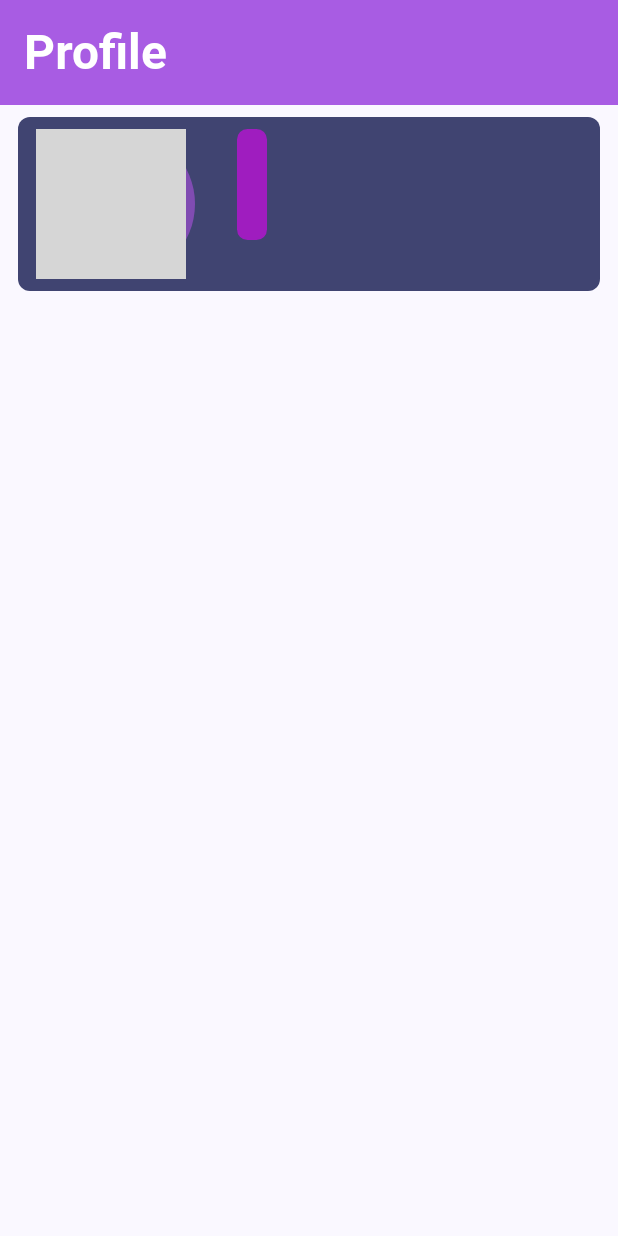
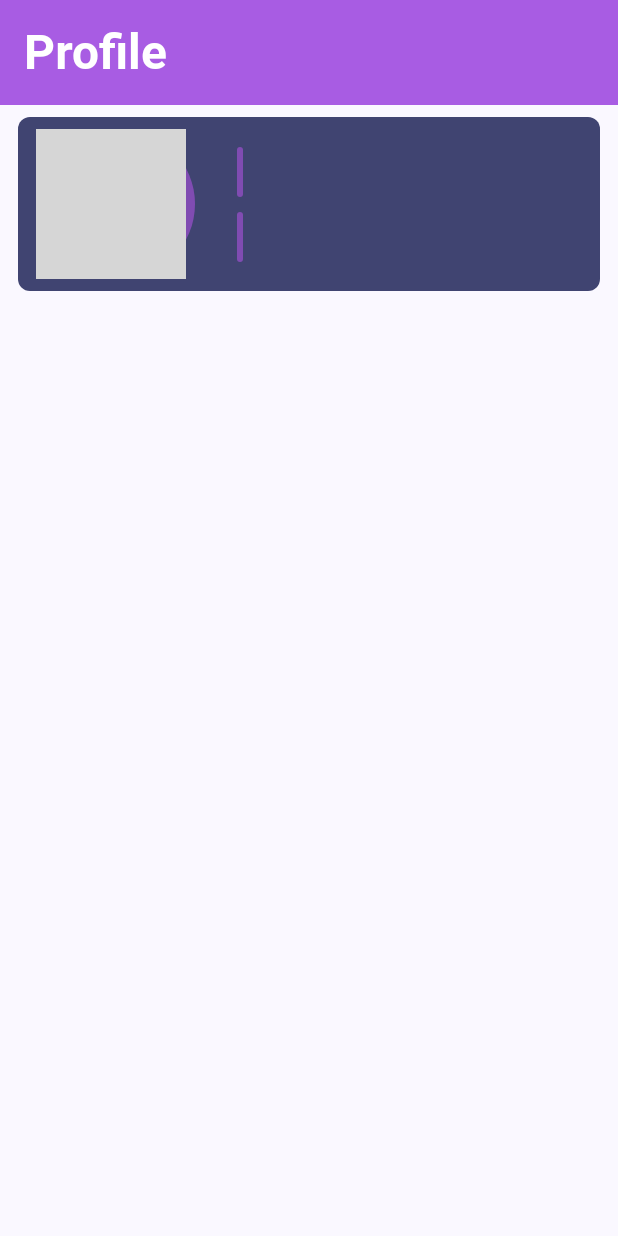
Before and after one commit to graart124/anitasks, an Android app built with Jetpack Compose: the composable ProfileScreen shown on its own in the app's theme, on a phone screen of 412 x 824 dp. Run offline under Robolectric (Android 15) with nearby library versions, the phone set to English and light mode, and no system bars; our stand-ins replace Dagger/Hilt's generated code, Room's generated code; libraries missing offline, so code that uses them is left out: com.ramcosta.composedestinations; 5 statements that could not run were skipped; grey boxes are pictures that could not be loaded.

Commit message:
ProfileScreen

```diff
--- a/app/src/main/java/com/example/anitasks/screens/profile/ProfileScreen.kt
+++ b/app/src/main/java/com/example/anitasks/screens/profile/ProfileScreen.kt
@@ -1,11 +1,14 @@
 package com.example.anitasks.screens.profile
 
 import androidx.compose.foundation.background
+import androidx.compose.foundation.layout.Arrangement
 import androidx.compose.foundation.layout.Box
 import androidx.compose.foundation.layout.Column
 import androidx.compose.foundation.layout.Row
 import androidx.compose.foundation.layout.Spacer
+import androidx.compose.foundation.layout.fillMaxSize
 import androidx.compose.foundation.layout.fillMaxWidth
+import androidx.compose.foundation.layout.height
 import androidx.compose.foundation.layout.offset
 import androidx.compose.foundation.layout.padding
 import androidx.compose.foundation.layout.size
@@ -29,6 +32,7 @@ import coil.compose.AsyncImage
 import com.example.anitasks.R
 import com.example.anitasks.ui.components.TopAppBar
 import com.example.anitasks.ui.theme.AppTextStyle
+import com.example.anitasks.ui.theme.Background
 import com.example.anitasks.ui.theme.NavBarColor
 import com.example.anitasks.ui.theme.Primary
 import com.example.anitasks.ui.theme.PurpleDark
@@ -56,7 +60,8 @@ fun ProfileScreen(
                     .padding(horizontal = 12.dp)
                     .padding(top = 8.dp)
                     .background(color = PurpleDark, shape = RoundedCornerShape(8.dp))
-                    .padding(horizontal = 12.dp, vertical = 8.dp)
+                    .padding(horizontal = 12.dp, vertical = 8.dp),
+                verticalAlignment = Alignment.CenterVertically
             ) {
                 Box(modifier = Modifier.size(100.dp), contentAlignment = Alignment.Center) {
                     Box(
@@ -76,9 +81,13 @@ fun ProfileScreen(
                     )
                 }
                 Spacer(modifier = Modifier.width(34.dp))
-                Column {
-                    //texts
+                Column(
+                    verticalArrangement = Arrangement.Center,
+                    horizontalAlignment = Alignment.Start
+                ) {
                     TextInfo(label = state.user?.displayName)
+                    Spacer(modifier = Modifier.height(10.dp))
+                    TextInfo(label = state.user?.email)
                 }
             }
         }
@@ -91,13 +100,13 @@ fun TextInfo(
 ) {
     Box(
         modifier = Modifier
-            .background(color = Primary, shape = RoundedCornerShape(7.dp))
-            .padding(horizontal = 10.dp, vertical = 16.dp),
+            .background(color = NavBarColor, shape = RoundedCornerShape(4.dp))
+            .padding(horizontal = 2.dp, vertical = 7.dp),
         contentAlignment = Alignment.Center
     ) {
         Text(
-            text = label?:"",
-            style = AppTextStyle.RobotoRegular.sp36.copy(color = Color.White),
+            text = label ?: "",
+            style = AppTextStyle.RobotoRegular.sp16.copy(color = Color.White),
         )
     }
 }
```
